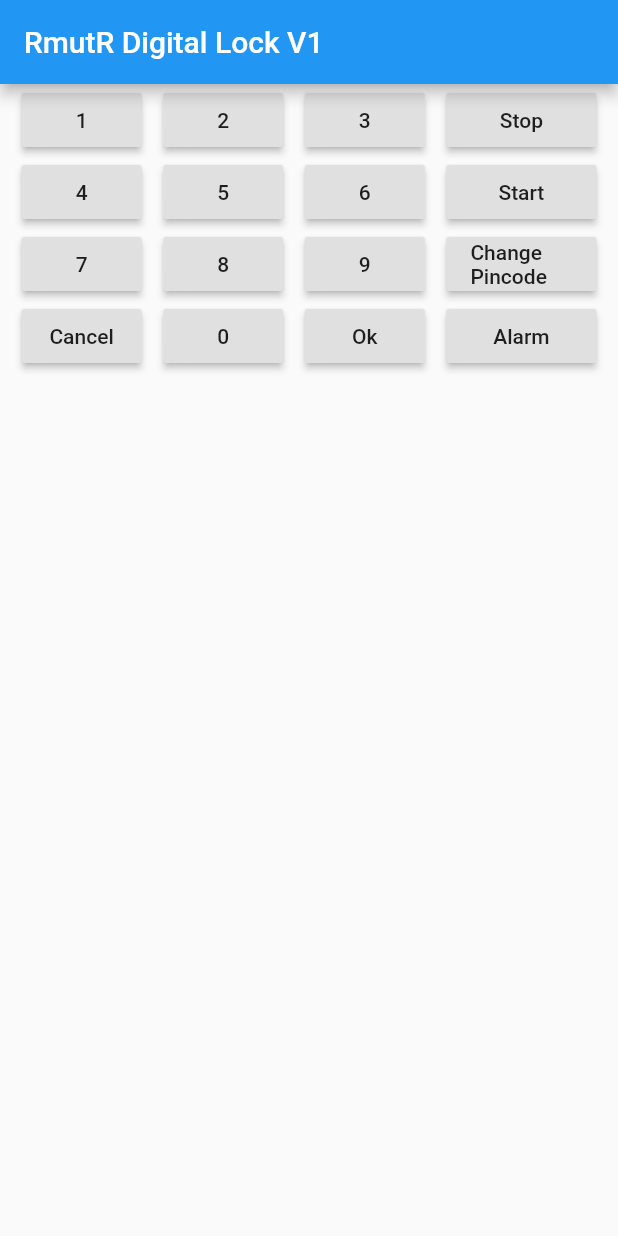
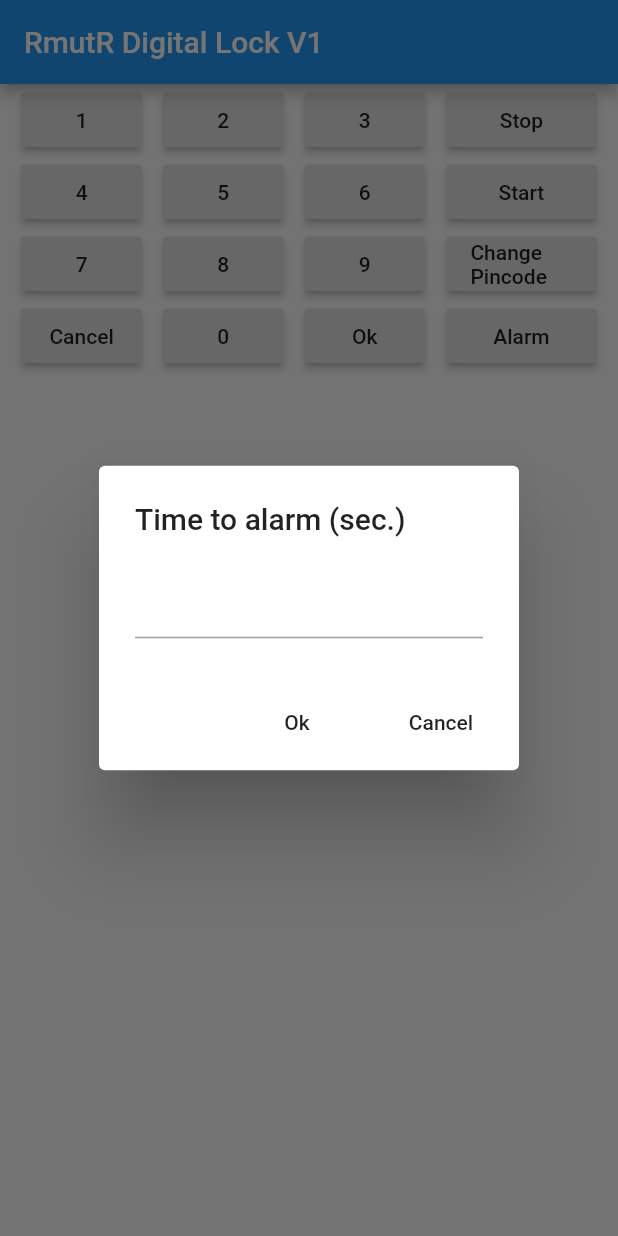
Before and after one commit to rmutr/Digital_Lock_V1_Flutter, a Flutter app: the screen it shows after launch, after a tap on "Alarm", on a phone screen of 412 x 824 dp. Run offline on Flutter 3.47's test engine with Material 2 defaults, Android fonts, the phone set to English and light mode, and no system bars; our stand-ins replace flutter_blue, sprintf, wakelock.

Commit message:
Alarm completed.

```diff
--- a/lib/main.dart
+++ b/lib/main.dart
@@ -3,6 +3,7 @@ import 'package:flutter_blue/flutter_blue.dart';
 import 'dart:async';
 import 'dart:convert' show utf8;
 import 'package:wakelock/wakelock.dart';
+import 'package:sprintf/sprintf.dart';
 
 void main() => runApp(MyApp());
 
@@ -25,6 +26,7 @@ class _DigitalLockState extends State<DigitalLock> {
 //-----------------------------------------------------------------------------
   String tx_buff_str = "";
   TextEditingController txtCtrl_Pincode = TextEditingController();
+  TextEditingController txtCtrl_AlarmTime = TextEditingController();
 
 //-----------------------------------------------------------------------------
   final String SERVICE_UUID = "6e400001-b5a3-f393-e0a9-e50e24dcca9e";
@@ -139,25 +141,52 @@ class _DigitalLockState extends State<DigitalLock> {
   }
 
   Future<void> changePincodeDialog() async {
+    this.txtCtrl_Pincode.text = "";
+
     showDialog(
       context: context,
       builder: (value) => AlertDialog(
         title: Text("New Pincode"),
         content: TextField(controller: txtCtrl_Pincode),
         actions: <Widget>[
-          FlatButton(onPressed: () {
-            this.sendTxBuff("C3-" + tx_buff_str + "-" + txtCtrl_Pincode.text);
-            Navigator.of(context).pop();
-          }, child: Text("Ok")),
-          FlatButton(onPressed: () => Navigator.of(context).pop(), child: Text("Cancel")),
+          FlatButton(
+              onPressed: () {
+                this.sendTxBuff(
+                    "C3-" + tx_buff_str + "-" + txtCtrl_Pincode.text);
+                Navigator.of(context).pop();
+              },
+              child: Text("Ok")),
+          FlatButton(
+              onPressed: () => Navigator.of(context).pop(),
+              child: Text("Cancel")),
         ],
       ),
     );
   }
 
   Future<void> setAlarmDialog() async {
+    this.txtCtrl_AlarmTime.text = "";
+
     showDialog(
       context: context,
+      builder: (value) => AlertDialog(
+        title: Text("Time to alarm (sec.)"),
+        content: TextField(controller: txtCtrl_AlarmTime),
+        actions: <Widget>[
+          FlatButton(
+              onPressed: () {
+                String btime_str = txtCtrl_AlarmTime.text;
+                int btime_int = int.tryParse(btime_str) ?? 0;
+                btime_str = btime_int.toString().padLeft(4, '0');
+                this.sendTxBuff("C4-" + tx_buff_str + "-" + btime_str);
+                Navigator.of(context).pop();
+              },
+              child: Text("Ok")),
+          FlatButton(
+              onPressed: () => Navigator.of(context).pop(),
+              child: Text("Cancel")),
+        ],
+      ),
     );
   }
 
@@ -319,11 +348,9 @@ class _DigitalLockState extends State<DigitalLock> {
     return Container(
       width: 100.0,
       child: RaisedButton(
-          child: Text("Change Pincode"),
-          onPressed: () {
-            this.txtCtrl_Pincode.text = "";
-            this.changePincodeDialog();
-          }),
+        child: Text("Change Pincode"),
+        onPressed: () => this.changePincodeDialog(),
+      ),
     );
   }
 
@@ -331,10 +358,9 @@ class _DigitalLockState extends State<DigitalLock> {
     return Container(
       width: 100.0,
       child: RaisedButton(
-          child: Text("Alarm"),
-          onPressed: () {
-            this.setAlarmDialog();
-          }),
+        child: Text("Alarm"),
+        onPressed: () => this.setAlarmDialog(),
+      ),
     );
   }
 
```
